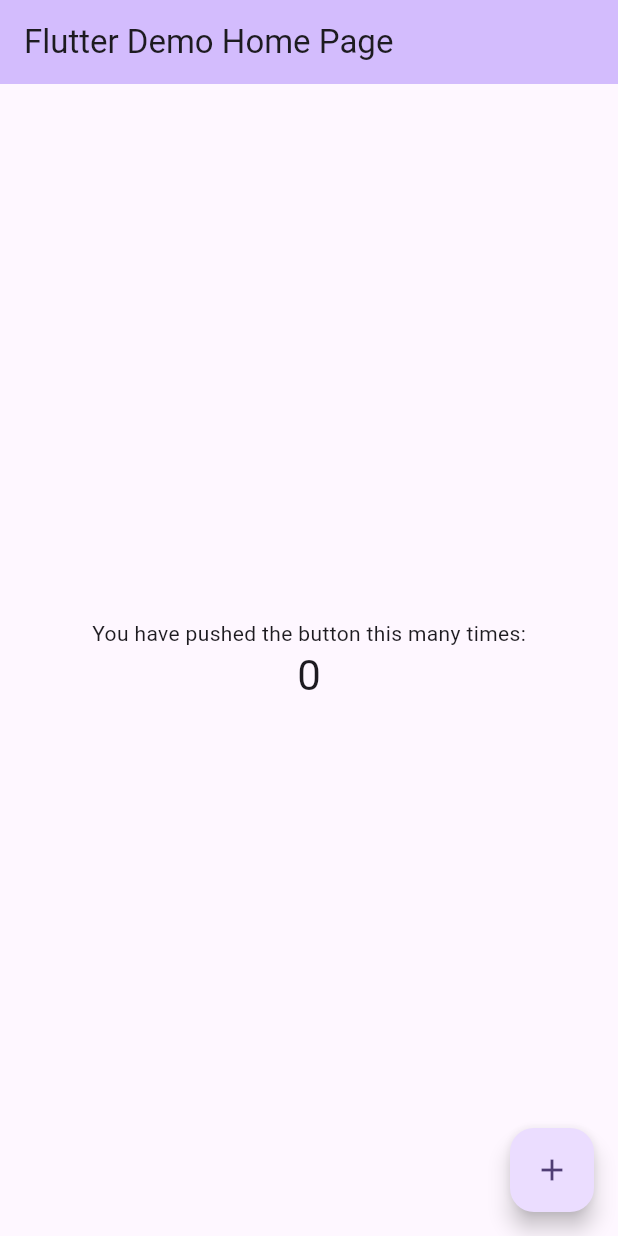
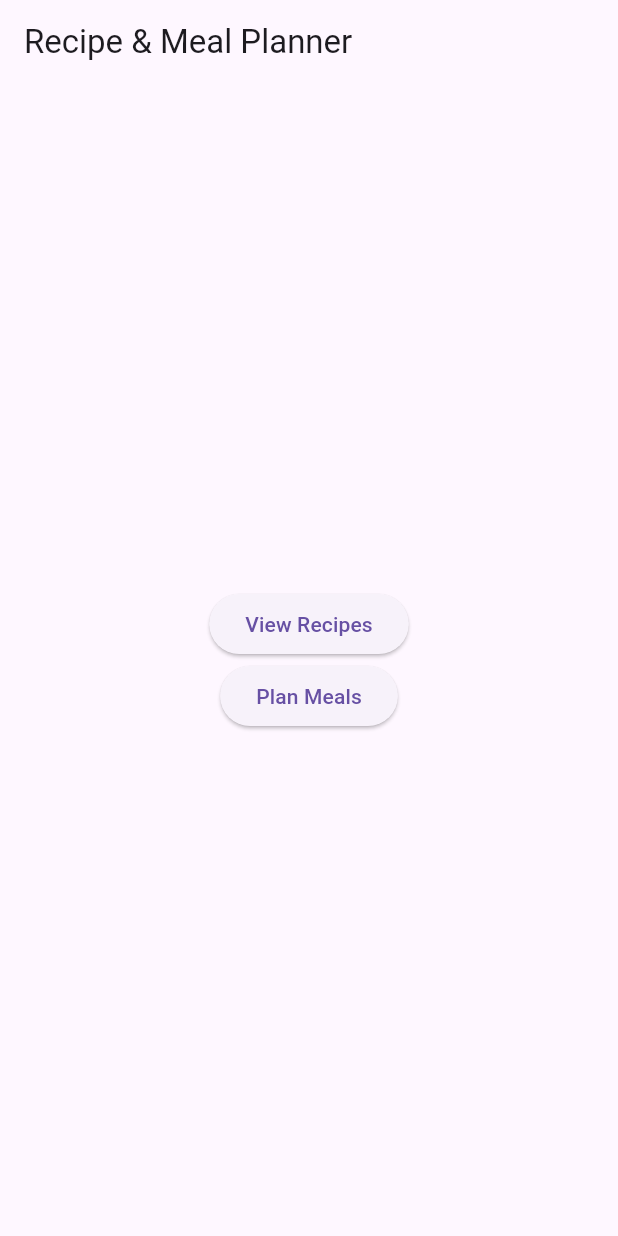
Before and after one commit to sricharan8462/MealandRecipePlanner, a Flutter app: the screen it shows after launch, on a phone screen of 412 x 824 dp. Run offline on Flutter 3.47's test engine with Material 3 defaults, Android fonts, the light colour scheme and no system bars.

Commit message:
Setup Home Screen UI

```diff
--- a/lib/main.dart
+++ b/lib/main.dart
@@ -1,122 +1,17 @@
 import 'package:flutter/material.dart';
+import 'screens/home_screen.dart';
 
 void main() {
-  runApp(const MyApp());
+  runApp(MyApp());
 }
 
 class MyApp extends StatelessWidget {
-  const MyApp({super.key});
-
-  // This widget is the root of your application.
   @override
   Widget build(BuildContext context) {
     return MaterialApp(
-      title: 'Flutter Demo',
-      theme: ThemeData(
-        // This is the theme of your application.
-        //
-        // TRY THIS: Try running your application with "flutter run". You'll see
-        // the application has a purple toolbar. Then, without quitting the app,
-        // try changing the seedColor in the colorScheme below to Colors.green
-        // and then invoke "hot reload" (save your changes or press the "hot
-        // reload" button in a Flutter-supported IDE, or press "r" if you used
-        // the command line to start the app).
-        //
-        // Notice that the counter didn't reset back to zero; the application
-        // state is not lost during the reload. To reset the state, use hot
-        // restart instead.
-        //
-        // This works for code too, not just values: Most code changes can be
-        // tested with just a hot reload.
-        colorScheme: ColorScheme.fromSeed(seedColor: Colors.deepPurple),
-      ),
-      home: const MyHomePage(title: 'Flutter Demo Home Page'),
+      debugShowCheckedModeBanner: false,
+      title: 'Recipe & Meal Planner',
+      home: HomeScreen(),
     );
   }
 }
-
-class MyHomePage extends StatefulWidget {
-  const MyHomePage({super.key, required this.title});
-
-  // This widget is the home page of your application. It is stateful, meaning
-  // that it has a State object (defined below) that contains fields that affect
-  // how it looks.
-
-  // This class is the configuration for the state. It holds the values (in this
-  // case the title) provided by the parent (in this case the App widget) and
-  // used by the build method of the State. Fields in a Widget subclass are
-  // always marked "final".
-
-  final String title;
-
-  @override
-  State<MyHomePage> createState() => _MyHomePageState();
-}
-
-class _MyHomePageState extends State<MyHomePage> {
-  int _counter = 0;
-
-  void _incrementCounter() {
-    setState(() {
-      // This call to setState tells the Flutter framework that something has
-      // changed in this State, which causes it to rerun the build method below
-      // so that the display can reflect the updated values. If we changed
-      // _counter without calling setState(), then the build method would not be
-      // called again, and so nothing would appear to happen.
-      _counter++;
-    });
-  }
-
-  @override
-  Widget build(BuildContext context) {
-    // This method is rerun every time setState is called, for instance as done
-    // by the _incrementCounter method above.
-    //
-    // The Flutter framework has been optimized to make rerunning build methods
-    // fast, so that you can just rebuild anything that needs updating rather
-    // than having to individually change instances of widgets.
-    return Scaffold(
-      appBar: AppBar(
-        // TRY THIS: Try changing the color here to a specific color (to
-        // Colors.amber, perhaps?) and trigger a hot reload to see the AppBar
-        // change color while the other colors stay the same.
-        backgroundColor: Theme.of(context).colorScheme.inversePrimary,
-        // Here we take the value from the MyHomePage object that was created by
-        // the App.build method, and use it to set our appbar title.
-        title: Text(widget.title),
-      ),
-      body: Center(
-        // Center is a layout widget. It takes a single child and positions it
-        // in the middle of the parent.
-        child: Column(
-          // Column is also a layout widget. It takes a list of children and
-          // arranges them vertically. By default, it sizes itself to fit its
-          // children horizontally, and tries to be as tall as its parent.
-          //
-          // Column has various properties to control how it sizes itself and
-          // how it positions its children. Here we use mainAxisAlignment to
-          // center the children vertically; the main axis here is the vertical
-          // axis because Columns are vertical (the cross axis would be
-          // horizontal).
-          //
-          // TRY THIS: Invoke "debug painting" (choose the "Toggle Debug Paint"
-          // action in the IDE, or press "p" in the console), to see the
-          // wireframe for each widget.
-          mainAxisAlignment: MainAxisAlignment.center,
-          children: <Widget>[
-            const Text('You have pushed the button this many times:'),
-            Text(
-              '$_counter',
-              style: Theme.of(context).textTheme.headlineMedium,
-            ),
-          ],
-        ),
-      ),
-      floatingActionButton: FloatingActionButton(
-        onPressed: _incrementCounter,
-        tooltip: 'Increment',
-        child: const Icon(Icons.add),
-      ), // This trailing comma makes auto-formatting nicer for build methods.
-    );
-  }
-}
--- /dev/null
+++ b/lib/screens/home_screen.dart
@@ -0,0 +1,19 @@
+import 'package:flutter/material.dart';
+
+class HomeScreen extends StatelessWidget {
+  @override
+  Widget build(BuildContext context) {
+    return Scaffold(
+      appBar: AppBar(title: Text('Recipe & Meal Planner')),
+      body: Center(
+        child: Column(
+          mainAxisAlignment: MainAxisAlignment.center,
+          children: [
+            ElevatedButton(onPressed: () {}, child: Text('View Recipes')),
+            ElevatedButton(onPressed: () {}, child: Text('Plan Meals')),
+          ],
+        ),
+      ),
+    );
+  }
+}
```
